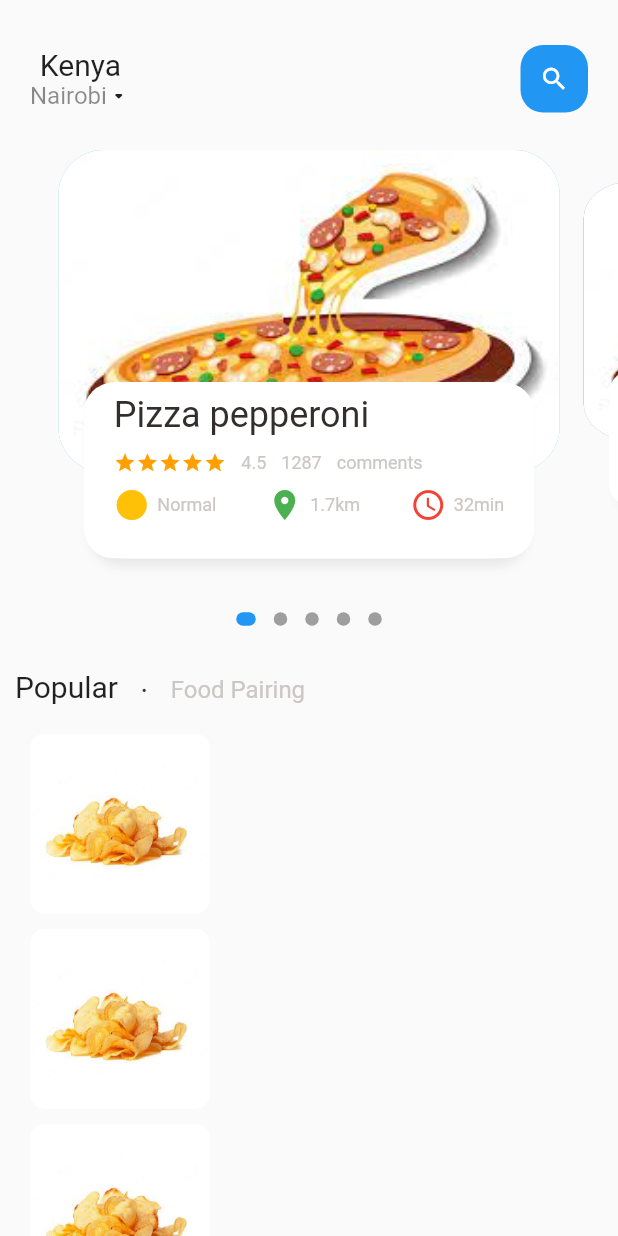
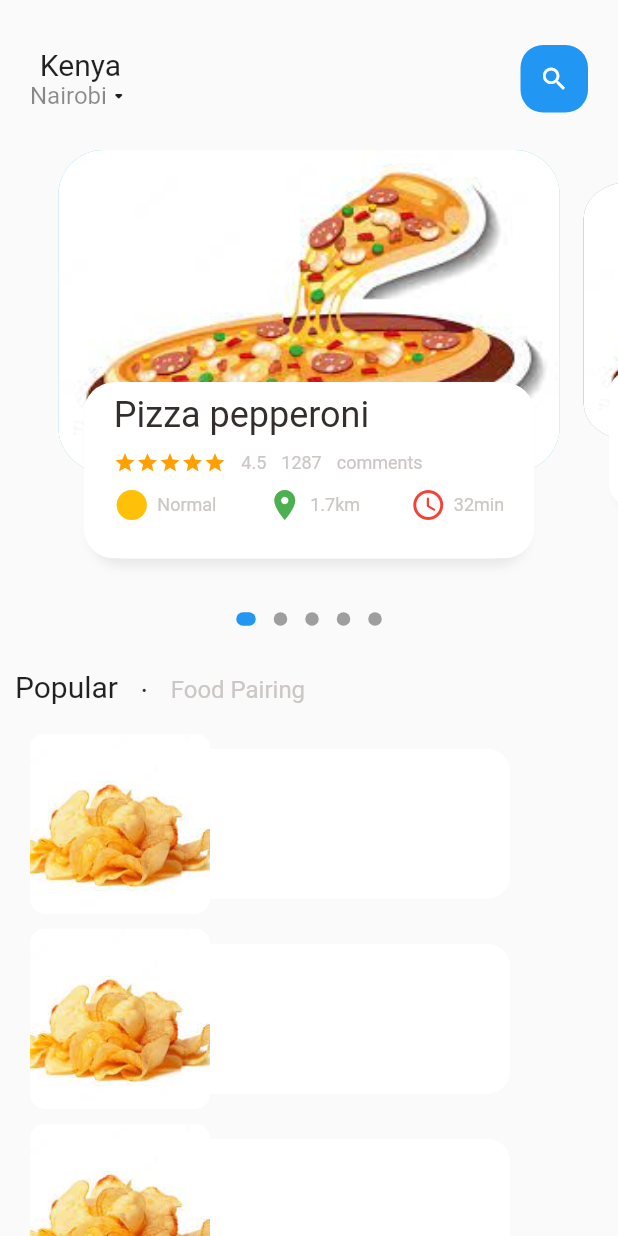
Before and after one commit to alvine2200/food-delivery-app, a Flutter app: the screen it shows after launch, on a phone screen of 412 x 824 dp. Run offline on Flutter 3.47's test engine with Material 2 defaults, Android fonts, the phone set to English and light mode, and no system bars; drawn by our look-alikes of dots_indicator; our stand-ins replace get.

Commit message:
product test extension

```diff
--- a/food_delivery_app/lib/pages/food_page_body.dart
+++ b/food_delivery_app/lib/pages/food_page_body.dart
@@ -96,6 +96,7 @@ class _FoodPageState extends State<FoodPage> {
                       const EdgeInsets.only(left: 20, right: 20, bottom: 10),
                   child: Row(
                     children: [
+                      //image container
                       Container(
                         width: 120,
                         height: 120,
@@ -103,8 +104,23 @@ class _FoodPageState extends State<FoodPage> {
                           borderRadius: BorderRadius.circular(10),
                           color: Colors.white,
                           image: const DecorationImage(
+                            fit: BoxFit.cover,
                             image: AssetImage('assets/images/crips.jpeg'),
                           ),
+                        ),
+                      ),
+
+                      //text container
+                      Container(
+                        // margin: const EdgeInsets.only(left: 20),
+                        height: 100,
+                        width: 200,
+                        decoration: const BoxDecoration(
+                          borderRadius: BorderRadius.only(
+                            topRight: Radius.circular(15),
+                            bottomRight: Radius.circular(15),
+                          ),
+                          color: Colors.white,
                         ),
                       ),
                     ],
```
